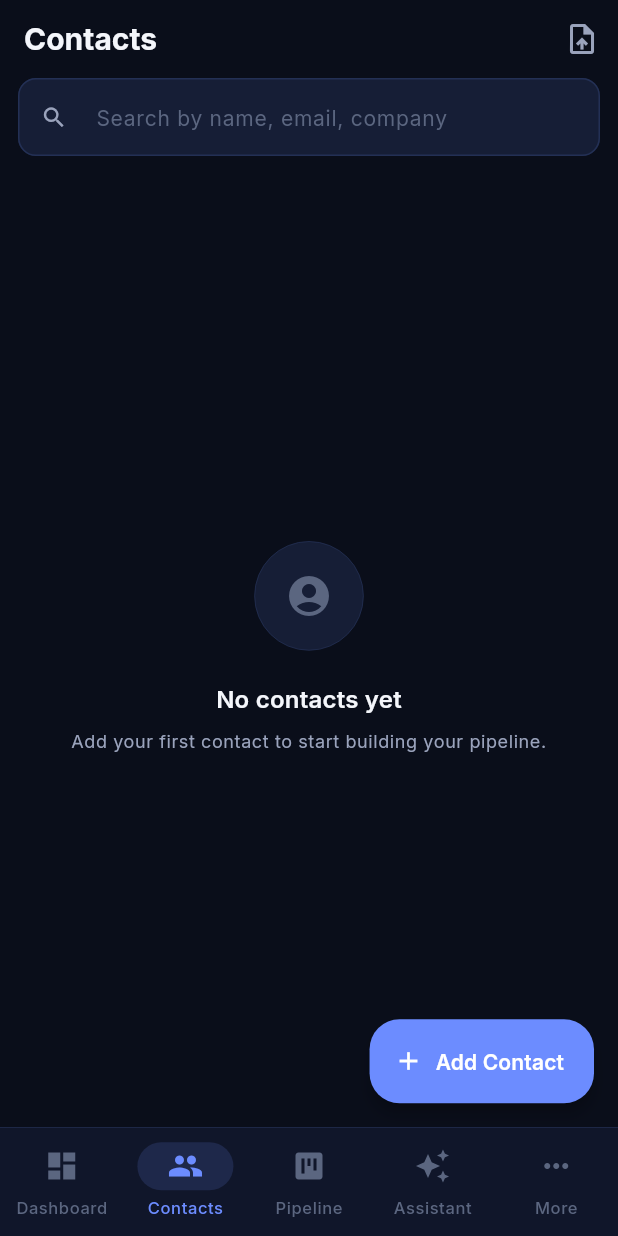
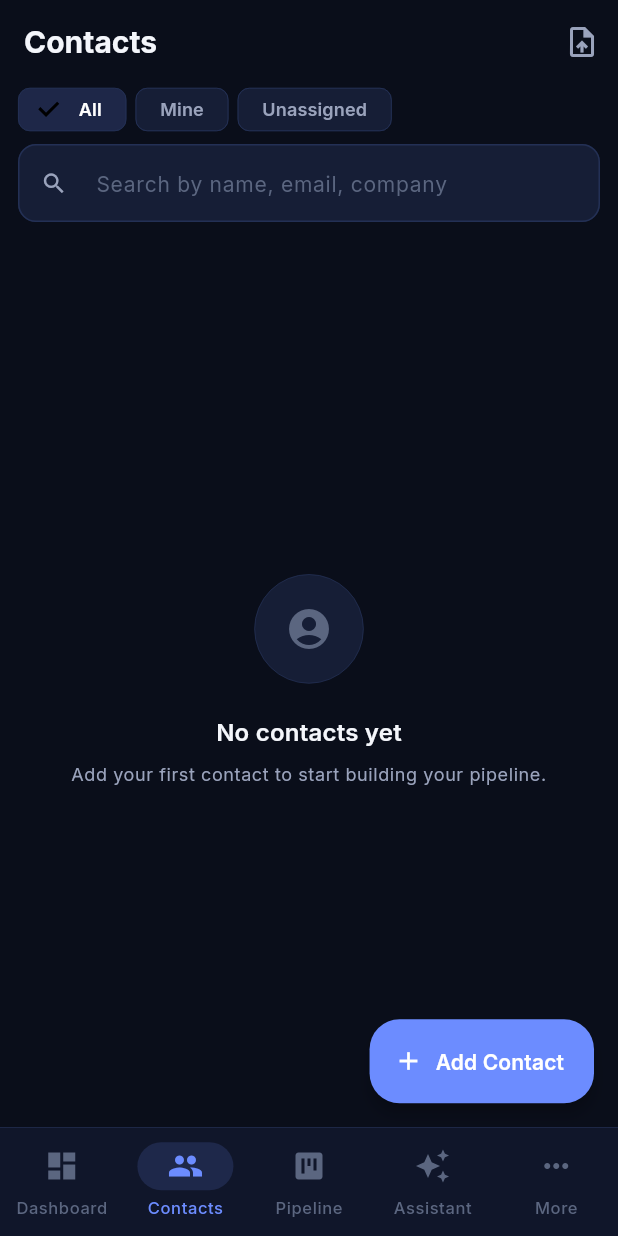
Before and after one commit to bahyam-blip/nebula-crm, a Flutter app: the ContactsListScreen screen opened by its route, on a phone screen of 412 x 824 dp. Run offline on Flutter 3.47's test engine with Material 3 defaults, Android fonts, the phone set to English and light mode, and no system bars; drawn by our look-alikes of flutter_animate; our stand-ins replace cloud_firestore, dio, equatable, file_picker, firebase_auth, firebase_core and 11 more; accounts and stored records are empty.

Commit message:
Contacts visible team-wide, reminders that actually fire, role-aware AI
Contacts: the list filtered on ownerId == me, so anything imported and
handed to a teammate - or left unassigned - was invisible to everyone,
including the super admin who imported it. That is why 15,000 imported
contacts appeared to vanish. The list is now team-wide with All / Mine /
Unassigned as a visible filter rather than a hidden query condition, and
the page size raised to 500.

Reminders: promising to ring back at 4pm now books a notification for
4pm, and changing or clearing the callback reschedules or cancels it.
Deliberately on-device rather than server push: everything this app
reminds you about is already known on the device that scheduled it, and
push would need Cloud Functions and Blaze billing. Scheduling is inexact
on purpose - exact alarms need an Android 14 settings trip, and a
callback reminder is fine arriving a few minutes late. Cross-user
notifications (a manager assigning you a task) do still need push and are
not covered by this.

AI: the caller's role and what it permits are passed in context, so a
salesRep asking to distribute leads gets a clear explanation instead of a
permission error after the fact. The executor still enforces it
independently - the model is told, not trusted.

Distribution: search by name, phone, email or company.

```diff
--- a/lib/core/services/ai_agent_service.dart
+++ b/lib/core/services/ai_agent_service.dart
@@ -64,6 +64,11 @@ Available actions:
 $_toolSpec
 
 Rules:
+- Respect the caller's role, given in context as me.role and me.can.
+  Only a superAdmin, admin or manager may distribute or reassign leads or
+  create tasks for other people. If a salesRep, telecaller, supportAgent or
+  viewer asks for one of those, use "reply" and tell them their role does
+  not allow it and to ask a manager. Do not emit the action.
 - If the user is asking a question, use action "reply" and put the answer in "reply".
 - Match people by the names listed in context. Use the exact name given.
 - If a request is ambiguous or names someone not on the team, use "reply"
--- a/lib/features/contacts/presentation/screens/contacts_list_screen.dart
+++ b/lib/features/contacts/presentation/screens/contacts_list_screen.dart
@@ -41,11 +41,35 @@ class _ContactsListScreenState extends ConsumerState<ContactsListScreen> {
               ),
             ],
             bottom: PreferredSize(
-              preferredSize: const Size.fromHeight(56),
+              preferredSize: const Size.fromHeight(100),
               child: Padding(
                 padding:
                     const EdgeInsets.fromLTRB(12, 0, 12, 8),
-                child: TextField(
+                child: Column(
+                  mainAxisSize: MainAxisSize.min,
+                  children: [
+                    SizedBox(
+                      height: 34,
+                      child: ListView(
+                        scrollDirection: Axis.horizontal,
+                        children: ContactScope.values.map((sc) {
+                          final on = ref.watch(contactScopeProvider) == sc;
+                          return Padding(
+                            padding: const EdgeInsets.only(right: 6),
+                            child: ChoiceChip(
+                              label: Text(sc.label),
+                              selected: on,
+                              visualDensity: VisualDensity.compact,
+                              onSelected: (_) => ref
+                                  .read(contactScopeProvider.notifier)
+                                  .state = sc,
+                            ),
+                          );
+                        }).toList(),
+                      ),
+                    ),
+                    const SizedBox(height: 6),
+                    TextField(
                   onChanged: (v) => ref
                       .read(contactSearchProvider.notifier)
                       .state = v,
@@ -62,6 +86,8 @@ class _ContactsListScreenState extends ConsumerState<ContactsListScreen> {
                         : null,
                     isDense: true,
                   ),
+                    ),
+                  ],
                 ),
               ),
             ),
--- a/lib/features/contacts/providers/contact_provider.dart
+++ b/lib/features/contacts/providers/contact_provider.dart
@@ -9,11 +9,34 @@ import '../../pipeline/models/deal.dart';
 // CONTACTS
 // ────────────────────────────────────────────────────────────────
 
-/// Stream of contacts owned by the current user.
+/// Which slice of the team's contacts the list shows.
+enum ContactScope { all, mine, unassigned }
+
+extension ContactScopeX on ContactScope {
+  String get label {
+    switch (this) {
+      case ContactScope.all:
+        return 'All';
+      case ContactScope.mine:
+        return 'Mine';
+      case ContactScope.unassigned:
+        return 'Unassigned';
+    }
+  }
+}
+
+final contactScopeProvider =
+    StateProvider<ContactScope>((ref) => ContactScope.all);
+
+/// Every contact on the team.
+///
+/// This used to filter on ownerId == me, so anything imported and handed to
+/// a teammate - or left unassigned - was invisible to everyone including
+/// the super admin who imported it. Scoping is now a user-facing filter
+/// rather than a hidden query condition.
 final contactsProvider = StreamProvider<List<Contact>>((ref) {
-  final ownerId = ref.watch(currentUserIdProvider);
   final db = ref.watch(firestoreServiceProvider);
-  return db.watchContacts(ownerId: ownerId);
+  return db.watchContacts(limit: 500);
 });
 
 /// Search query for the contacts list.
@@ -21,7 +44,21 @@ final contactSearchProvider = StateProvider<String>((ref) => '');
 
 /// Filtered contacts (search query applied client-side for snappy UX).
 final filteredContactsProvider = Provider<List<Contact>>((ref) {
-  final contacts = ref.watch(contactsProvider).valueOrNull ?? [];
+  final all = ref.watch(contactsProvider).valueOrNull ?? [];
+  final scope = ref.watch(contactScopeProvider);
+  final me = ref.watch(currentUserIdProvider);
+
+  final contacts = all.where((c) {
+    switch (scope) {
+      case ContactScope.all:
+        return true;
+      case ContactScope.mine:
+        return c.assignedTo == me || c.ownerId == me;
+      case ContactScope.unassigned:
+        return c.assignedTo == null;
+    }
+  }).toList();
+
   final query = ref.watch(contactSearchProvider).trim().toLowerCase();
   if (query.isEmpty) return contacts;
   return contacts.where((c) {
--- a/lib/main.dart
+++ b/lib/main.dart
@@ -6,6 +6,7 @@ import 'package:timeago/timeago.dart' as timeago;
 
 import 'app.dart';
 import 'core/services/firebase_boot.dart';
+import 'core/services/notification_service.dart';
 
 Future<void> main() async {
   WidgetsFlutterBinding.ensureInitialized();
@@ -14,6 +15,10 @@ Future<void> main() async {
   // Failures are recorded rather than swallowed, so a broken init shows a
   // real message instead of leaking out later as `unavailable`.
   await bootFirebase();
+
+  // Reminders are scheduled on-device, so the plugin has to be ready
+  // before any screen tries to book one.
+  await NotificationService().init();
 
   // ── Hive (offline cache) ────────────────────────────────────
   try {
--- a/pubspec.yaml
+++ b/pubspec.yaml
@@ -61,6 +61,7 @@ dependencies:
   url_launcher: ^6.3.1
   image_picker: ^1.1.2
   file_picker: ^8.1.7
+  timezone: ^0.9.4
   flutter_local_notifications: ^17.2.3
   permission_handler: ^11.3.1
   device_info_plus: ^11.1.0
```
Also changed, not shown: lib/core/services/notification_service.dart (added, +168 -0 lines), lib/features/assistant/presentation/screens/ai_assistant_screen.dart (+13 -1 lines), lib/features/telecalling/presentation/screens/lead_distribution_screen.dart (+21 -0 lines), lib/features/telecalling/presentation/screens/my_leads_screen.dart (+15 -0 lines), 1 other file.
